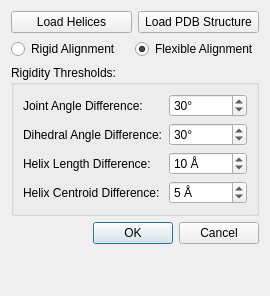
GorgonCryoEM/Gorgon, file Gorgon/src_ui/ui_dialog_calpha_flexible_fitting.ui: the form before one commit.
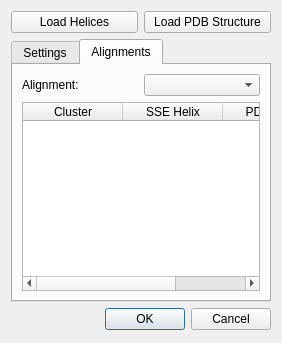
The form after the commit. The open tabs and pages were chosen to show the change.

Commit message: Visually displaying flexible fitting clusters.

Patch:
```diff
--- a/Gorgon/src_ui/ui_dialog_calpha_flexible_fitting.ui
+++ b/Gorgon/src_ui/ui_dialog_calpha_flexible_fitting.ui
@@ -5,8 +5,8 @@
    <rect>
     <x>0</x>
     <y>0</y>
-    <width>270</width>
-    <height>296</height>
+    <width>282</width>
+    <height>343</height>
    </rect>
   </property>
   <property name="sizePolicy" >
@@ -24,7 +24,7 @@
   <property name="windowTitle" >
    <string>Align backbone to Density</string>
   </property>
-  <layout class="QVBoxLayout" name="verticalLayout" >
+  <layout class="QVBoxLayout" name="verticalLayout_3" >
    <item>
     <layout class="QHBoxLayout" name="horizontalLayout" >
      <item>
@@ -50,6 +50,16 @@
     </layout>
    </item>
    <item>
+    <widget class="QTabWidget" name="tabWidget" >
+     <property name="currentIndex" >
+      <number>0</number>
+     </property>
+     <widget class="QWidget" name="tabSettings" >
+      <attribute name="title" >
+       <string>Settings</string>
+      </attribute>
+      <layout class="QVBoxLayout" name="verticalLayout" >
+       <item>
     <layout class="QHBoxLayout" name="horizontalLayout_2" >
      <item>
       <widget class="QRadioButton" name="radioButtonRigidFitting" >
@@ -189,6 +199,50 @@
      </layout>
     </widget>
    </item>
+      </layout>
+     </widget>
+     <widget class="QWidget" name="tabAlignments" >
+      <attribute name="title" >
+       <string>Alignments</string>
+      </attribute>
+      <layout class="QVBoxLayout" name="verticalLayout_2" >
+       <item>
+        <layout class="QHBoxLayout" name="horizontalLayout_5" >
+         <item>
+          <widget class="QLabel" name="labelAlignment" >
+           <property name="text" >
+            <string>Alignment:</string>
+           </property>
+          </widget>
+         </item>
+         <item>
+          <widget class="QComboBox" name="comboBoxAlignment" />
+         </item>
+        </layout>
+       </item>
+       <item>
+        <widget class="QTableWidget" name="tableWidget" >
+         <column>
+          <property name="text" >
+           <string>Cluster</string>
+          </property>
+         </column>
+         <column>
+          <property name="text" >
+           <string>SSE Helix</string>
+          </property>
+         </column>
+         <column>
+          <property name="text" >
+           <string>PDB Helix</string>
+          </property>
+         </column>
+        </widget>
+       </item>
+      </layout>
+     </widget>
+    </widget>
+   </item>
    <item>
     <layout class="QHBoxLayout" name="horizontalLayout_3" >
      <item>
@@ -227,7 +281,7 @@
      <property name="sizeHint" stdset="0" >
       <size>
        <width>20</width>
-       <height>40</height>
+       <height>6</height>
       </size>
      </property>
     </spacer>
```
Left out of the diff: 52 changed lines with no effect on the pictures. Lines whose indentation alone changed are shown as unchanged. The commit also changes 4 other files.
